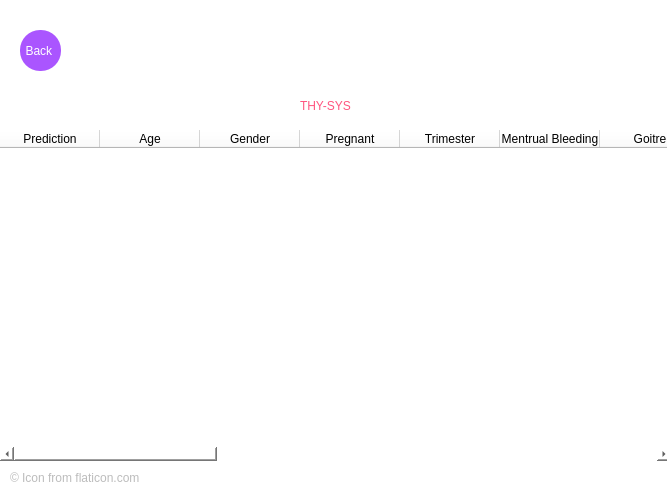
EuphoriaForever/thysys, file thysys_results.ui: the form before one commit.
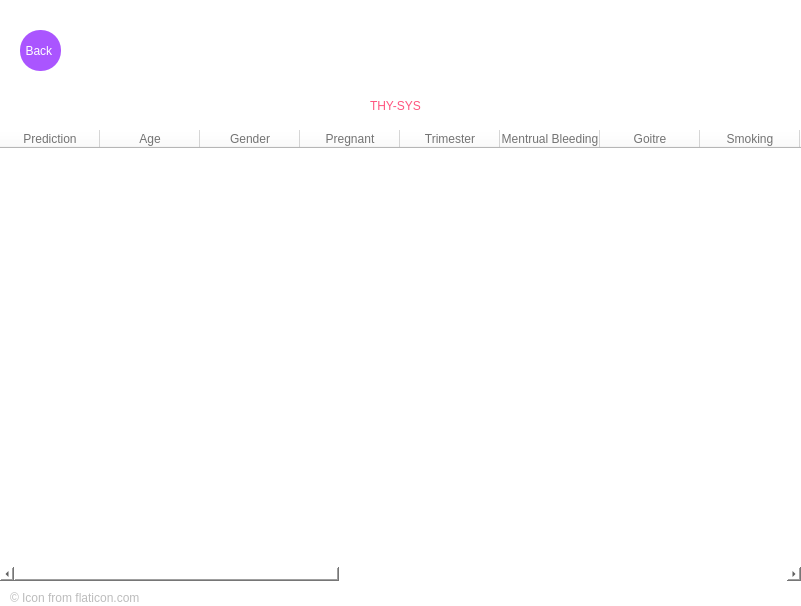
The form after the commit. Icons and pictures are not drawn.

Diff of the .ui file:
```diff
--- a/thysys_results.ui
+++ b/thysys_results.ui
@@ -6,8 +6,8 @@
    <rect>
     <x>0</x>
     <y>0</y>
-    <width>667</width>
-    <height>489</height>
+    <width>801</width>
+    <height>606</height>
    </rect>
   </property>
   <property name="windowTitle">
@@ -19,7 +19,7 @@
   <widget class="QLabel" name="icon">
    <property name="geometry">
     <rect>
-     <x>300</x>
+     <x>370</x>
      <y>10</y>
      <width>101</width>
      <height>81</height>
@@ -38,7 +38,7 @@
   <widget class="QLabel" name="thysysName">
    <property name="geometry">
     <rect>
-     <x>300</x>
+     <x>370</x>
      <y>90</y>
      <width>111</width>
      <height>31</height>
@@ -76,7 +76,7 @@
    <property name="geometry">
     <rect>
      <x>10</x>
-     <y>470</y>
+     <y>590</y>
      <width>291</width>
      <height>16</height>
     </rect>
@@ -93,12 +93,23 @@
     <rect>
      <x>0</x>
      <y>130</y>
-     <width>671</width>
-     <height>331</height>
+     <width>801</width>
+     <height>451</height>
     </rect>
    </property>
+   <property name="font">
+    <font>
+     <family>Arial</family>
+     <pointsize>10</pointsize>
+     <weight>75</weight>
+     <italic>true</italic>
+     <bold>true</bold>
+    </font>
+   </property>
    <property name="styleSheet">
-    <string notr="true"/>
+    <string notr="true">border-color: rgb(170, 0, 255);
+border:50px;
+color:rgb(115, 115, 115);</string>
    </property>
    <property name="frameShape">
     <enum>QFrame::NoFrame</enum>
```
